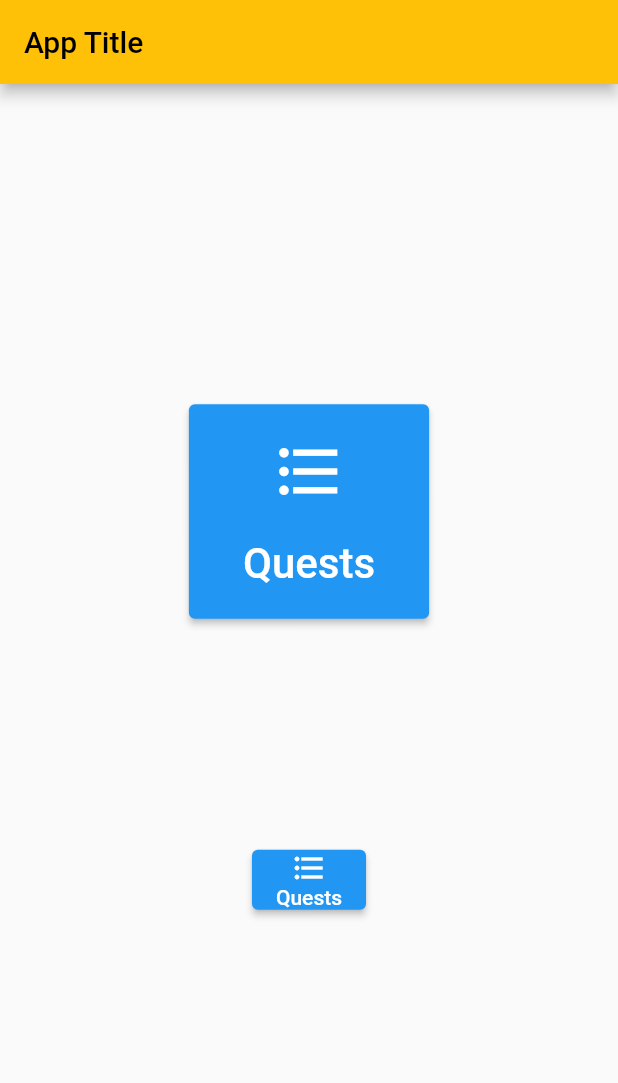
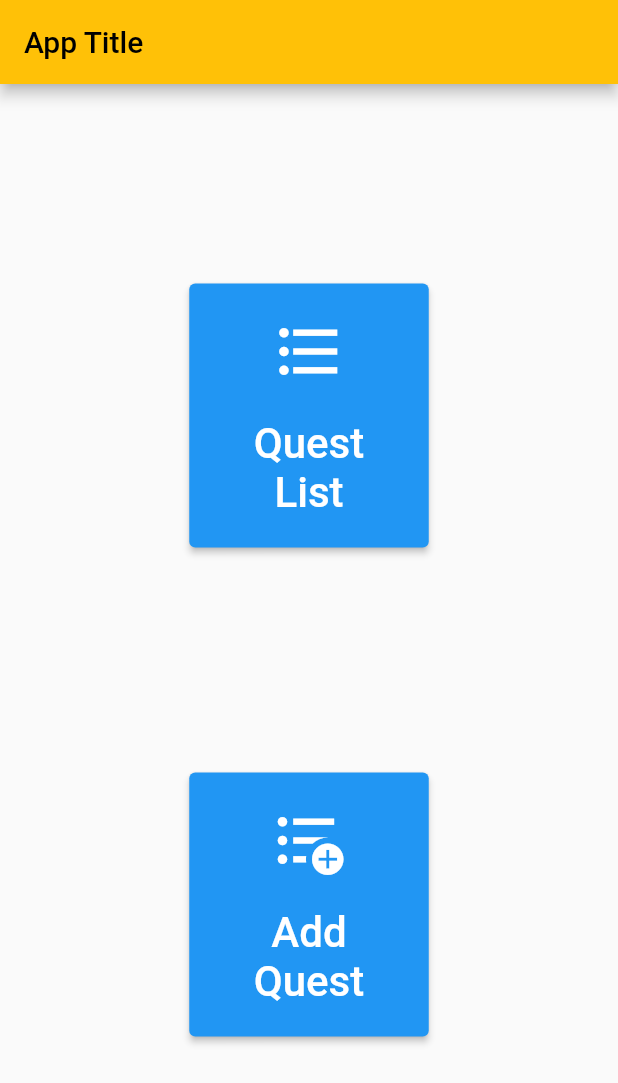
Before and after one commit to lauro-ss/Practices_Flutter, a Flutter app: the screen it shows after launch, on a phone screen of 412 x 824 dp. Shown: the top 1083 px of the screen. Run offline on Flutter 3.47's test engine with Material 2 defaults, Android fonts, the phone set to English and light mode, and no system bars.

Commit message:
button format

```diff
--- a/basic/lib/main.dart
+++ b/basic/lib/main.dart
@@ -33,7 +33,7 @@ class AppState extends State<App> {
                             });
                           },
                           child: const Padding(
-                            padding: EdgeInsets.all(20),
+                            padding: EdgeInsets.fromLTRB(27, 20, 27, 20),
                             child: Column(
                               children: [
                                 Icon(
@@ -42,7 +42,9 @@ class AppState extends State<App> {
                                 ),
                                 SizedBox(height: 20),
                                 Text(
-                                  "Quests",
+                                  "Quest\nList",
+                                  softWrap: true,
+                                  textAlign: TextAlign.center,
                                   style: TextStyle(fontSize: 28),
                                 )
                               ],
@@ -56,11 +58,23 @@ class AppState extends State<App> {
                               wg = const QuestForm();
                             });
                           },
-                          child: const Column(
-                            children: [
-                              Icon(Icons.format_list_bulleted),
-                              Text("Quests")
-                            ],
+                          child: const Padding(
+                            padding: EdgeInsets.fromLTRB(27, 20, 27, 20),
+                            child: Column(
+                              children: [
+                                Icon(
+                                  Icons.format_list_bulleted_add,
+                                  size: 50,
+                                ),
+                                SizedBox(height: 20),
+                                Text(
+                                  "Add\nQuest",
+                                  softWrap: true,
+                                  textAlign: TextAlign.center,
+                                  style: TextStyle(fontSize: 28),
+                                )
+                              ],
+                            ),
                           ),
                         ),
                       ],
```
